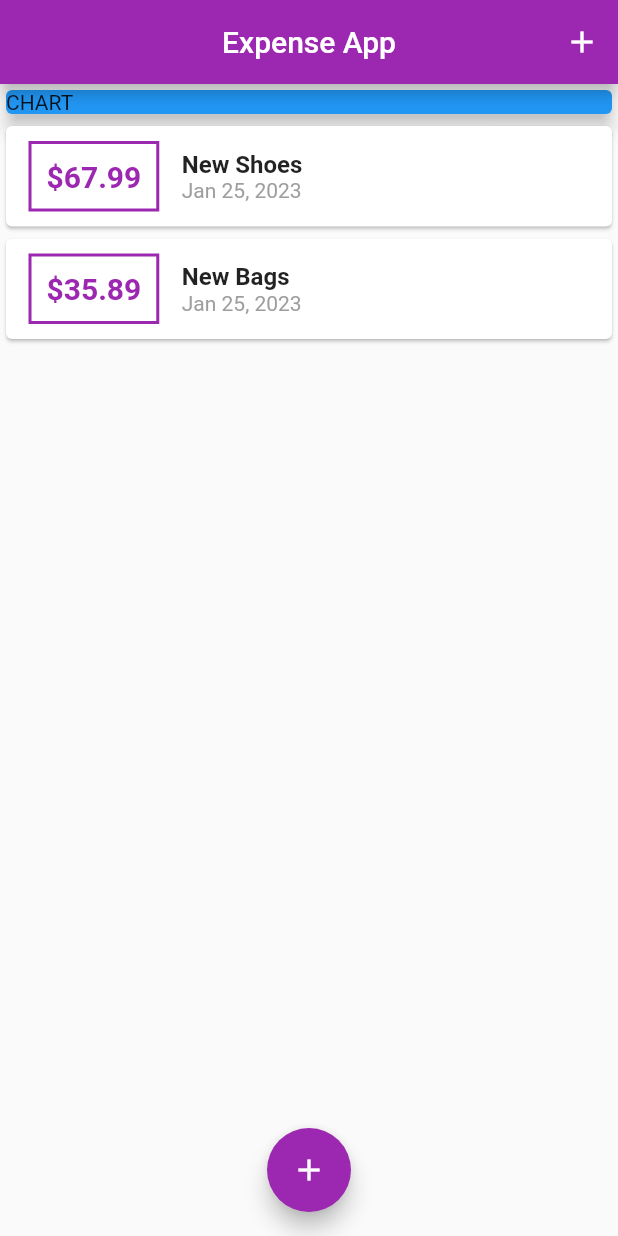
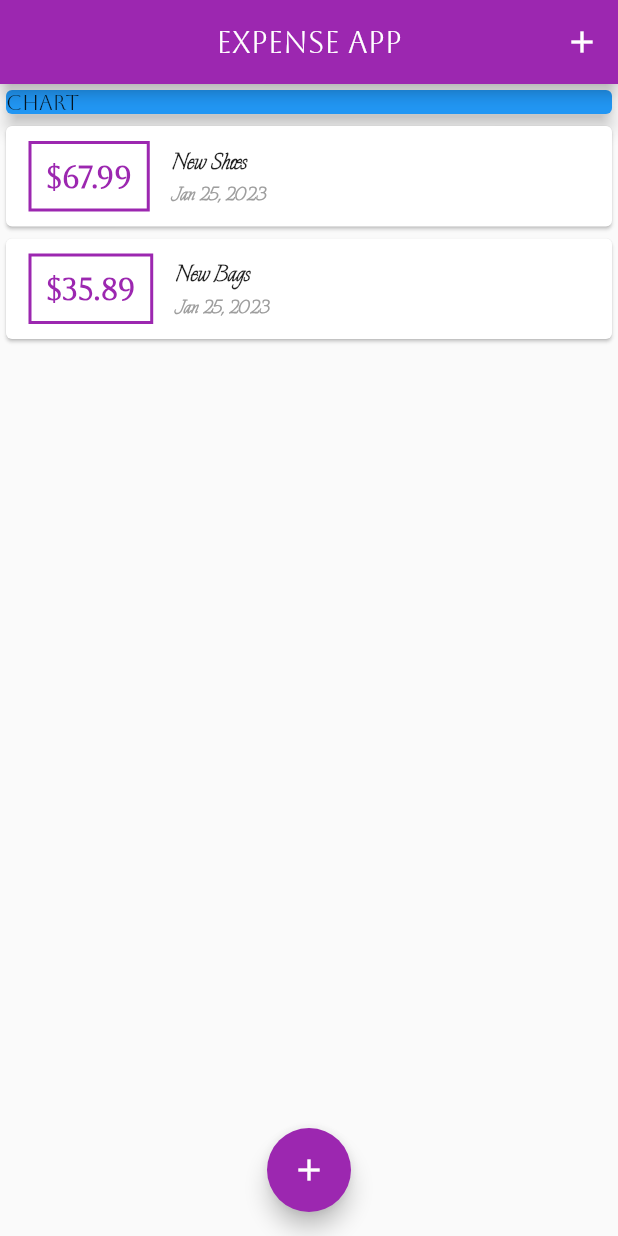
Before and after one commit to chineduG/Expense-App-built-with-Flutter, a Flutter app: the screen it shows after launch, on a phone screen of 412 x 824 dp. Run offline on Flutter 3.47's test engine with Material 2 defaults, Android fonts, the phone set to English and light mode, and no system bars.

Commit message:
font-style

```diff
--- a/lib/main.dart
+++ b/lib/main.dart
@@ -15,8 +15,12 @@ class MyApp extends StatelessWidget {
   @override
   Widget build(BuildContext context) {
     return MaterialApp(
-      theme: ThemeData(primarySwatch: Colors.purple, ),
+      theme: ThemeData(
+        primarySwatch: Colors.purple,
+        fontFamily: 'Aboreto',
+        ),
       debugShowCheckedModeBanner: false,
+
       home: ExpenseApp(),
     );
   }
--- a/lib/widgets/trasactions_list.dart
+++ b/lib/widgets/trasactions_list.dart
@@ -13,8 +13,8 @@ class TransactionList extends StatelessWidget {
     return Container(
       height: 300,
       child: ListView.builder(
-        itemBuilder: (ctx, index){
-           return Card(
+        itemBuilder: (ctx, index) {
+          return Card(
               child: Row(children: [
             Container(
               padding: const EdgeInsets.all(10),
@@ -33,10 +33,16 @@ class TransactionList extends StatelessWidget {
             Column(crossAxisAlignment: CrossAxisAlignment.start, children: [
               Text(transaction[index].title,
                   style: const TextStyle(
-                      fontWeight: FontWeight.bold, fontSize: 16)),
+                      fontWeight: FontWeight.bold,
+                      fontSize: 19,
+                      fontFamily: 'Explora')),
               Text(
                 DateFormat.yMMMd().format(transaction[index].date),
-                style: TextStyle(color: Colors.grey),
+                style: TextStyle(
+                    color: Colors.grey,
+                    fontFamily: 'Explora',
+                    fontSize: 16,
+                    fontWeight: FontWeight.bold),
               ),
             ])
           ]));
```
Also changed, not shown: pubspec.yaml (+10 -11 lines), assets/fonts/Explora-Regular.ttf (added).
